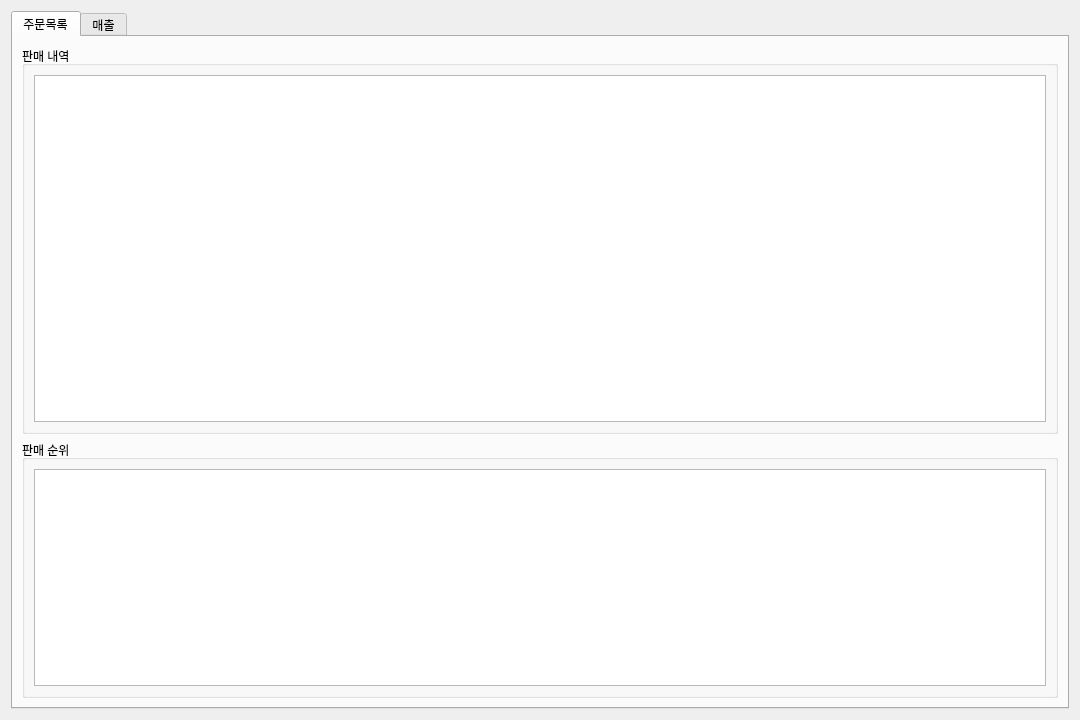
First picture: the form in ui/stats.ui, repository BSEom/miniP_kiosk, before the edit.
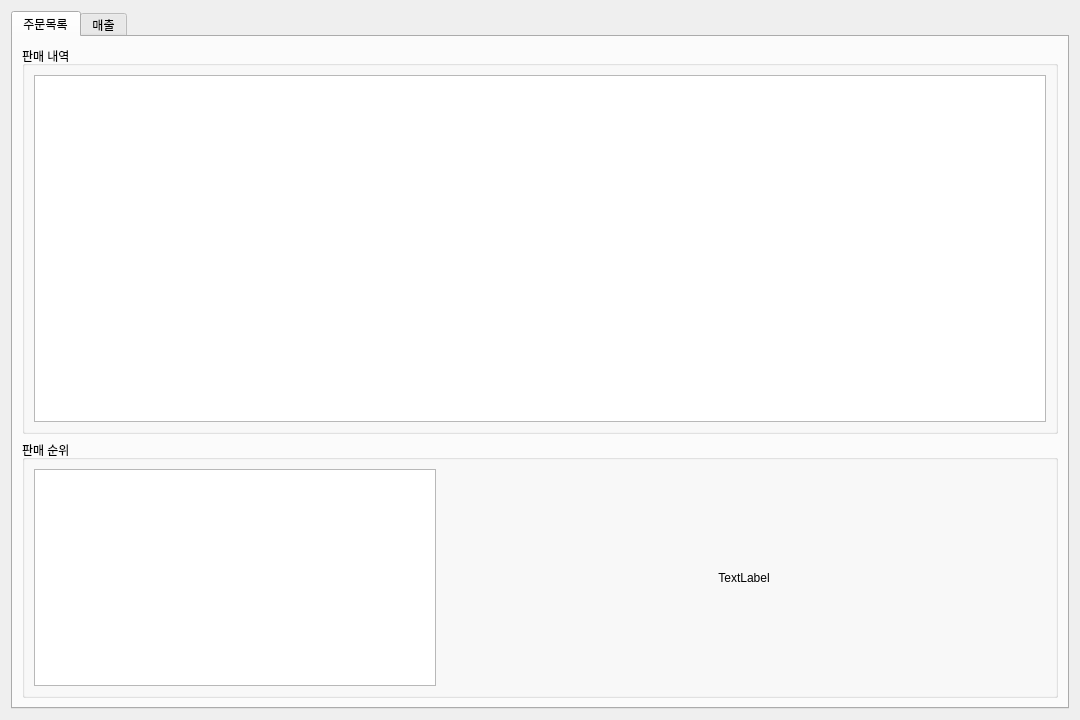
Second picture: the form after the edit.

Patch:
```diff
--- a/ui/stats.ui
+++ b/ui/stats.ui
@@ -59,10 +59,20 @@
          <property name="title">
           <string>판매 순위</string>
          </property>
-         <layout class="QGridLayout" name="gridLayout_8">
+         <layout class="QGridLayout" name="gridLayout_8" columnstretch="2,3">
           <item row="0" column="0">
            <widget class="QTableView" name="tableView_3"/>
           </item>
+          <item row="0" column="1">
+           <widget class="QLabel" name="labelChart">
+            <property name="text">
+             <string>TextLabel</string>
+            </property>
+            <property name="alignment">
+             <set>Qt::AlignCenter</set>
+            </property>
+           </widget>
+          </item>
          </layout>
         </widget>
        </item>
```
